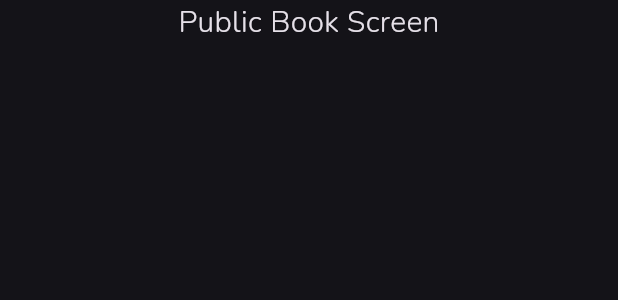
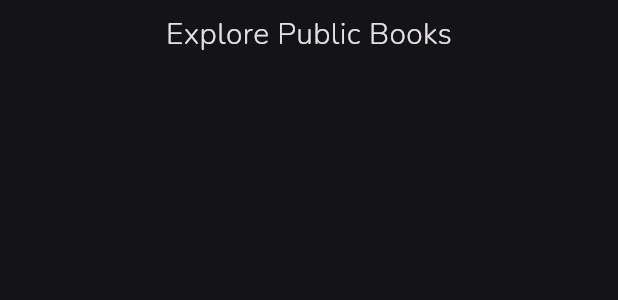
Before and after one commit to shravan-g-k/SKY-Book-public, a Flutter app: the PublicBookScreenComponent widget shown alone on an empty page, opened directly, on a phone screen of 412 x 824 dp. Shown: the top 300 px of the screen. Run offline on Flutter 3.47's test engine with Material 2 defaults, Android fonts, the phone set to English and light mode, and no system bars; our stand-ins replace firebase_auth, firebase_core, flutter_riverpod, fluttertoast, go_router, google_fonts and 3 more; missing offline and left inert: encrypt, flutter_quill, molten_navigationbar_flutter; accounts and stored records are empty; network calls fail.

Commit message:
minute changes

```diff
--- a/lib/controller/book_controller.dart
+++ b/lib/controller/book_controller.dart
@@ -81,6 +81,7 @@ class BookController {
   Future<bool> updateBook({
     required BuildContext context,
     required Book book,
+    bool showToast = true,
   }) async {
     try {
       final user = _ref.read(userProvider)!;
@@ -92,6 +93,7 @@ class BookController {
           );
       // Update the booksProvider state
       _ref.read(booksProvider.notifier).updateBook(updatedBook);
+      if (showToast == true) {
         // Show a toast message
         Fluttertoast.showToast(
           msg: "Book updated successfully",
@@ -102,6 +104,7 @@ class BookController {
           textColor: Colors.white,
           fontSize: 16.0,
         );
+      }
       return true;
     } catch (e) {
       errorDialog(
--- a/lib/screens/home_screens/nav_home_screen.dart
+++ b/lib/screens/home_screens/nav_home_screen.dart
@@ -59,7 +59,7 @@ class _HomeScreenComponentState extends ConsumerState<HomeScreenComponent> {
     final colorScheme = Theme.of(context).colorScheme;
 
     return Padding(
-      padding: const EdgeInsets.all(12.0),
+      padding: const EdgeInsets.all(12.0).copyWith(bottom: 5),
       // COLUMN
       child: Column(
         mainAxisAlignment: MainAxisAlignment.start,
@@ -140,7 +140,7 @@ class _HomeScreenComponentState extends ConsumerState<HomeScreenComponent> {
               ),
             ),
           ),
-          UserBooks()
+          const UserBooks()
         ],
       ),
     );
--- a/lib/screens/home_screens/nav_books_screen.dart
+++ b/lib/screens/home_screens/nav_public_books_screen.dart
@@ -15,7 +15,10 @@ class _PublicBookScreenComponentState extends State<PublicBookScreenComponent> {
       child: Column(
         mainAxisAlignment: MainAxisAlignment.start,
         children: [
-          Text('Public Book Screen'),
+          Padding(
+            padding: EdgeInsets.all(8.0),
+            child: Text('Explore Public Books'),
+          ),
         ],
       ),
     );
```
Also changed, not shown: lib/screens/home_screens/home_screen.dart (+5 -6 lines). Lines whose indentation alone changed are shown as unchanged.
